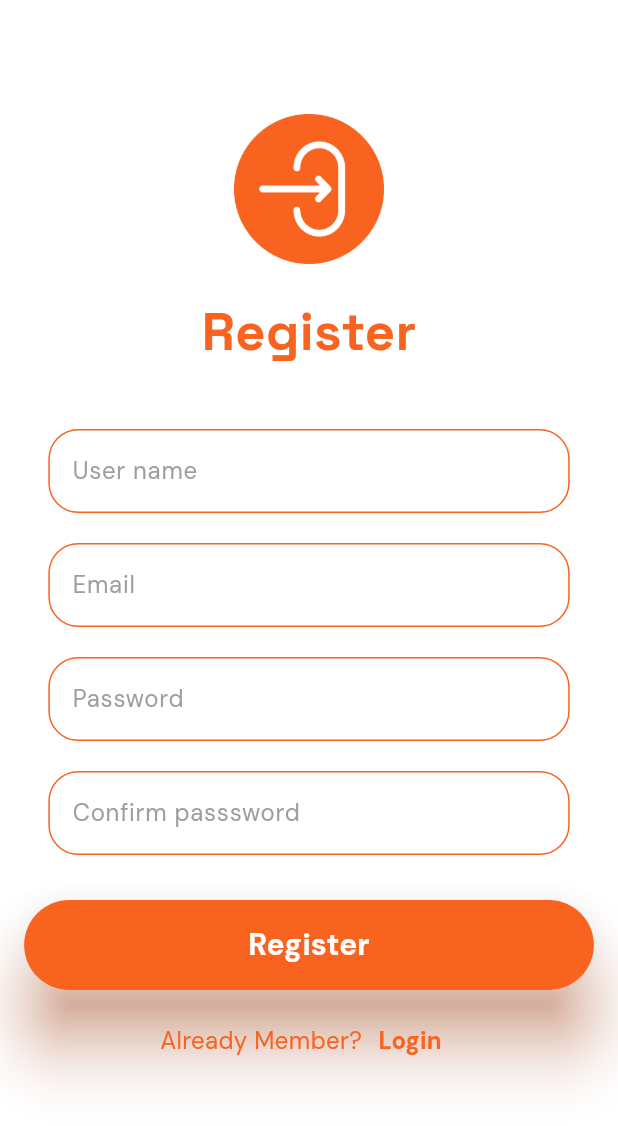
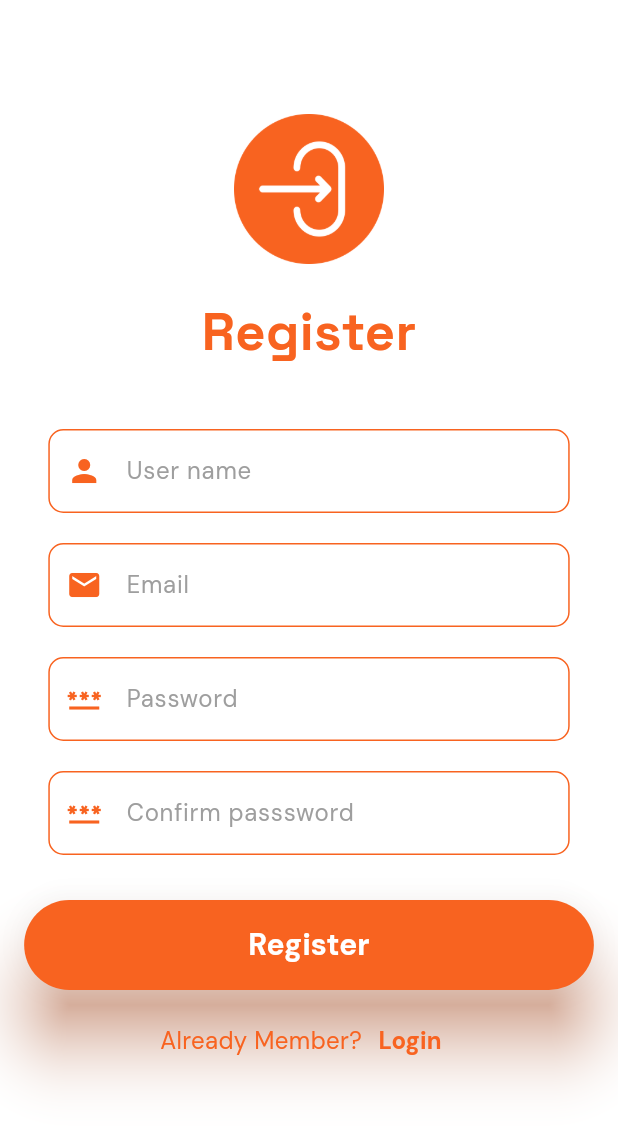
Before and after one commit to ItsJmartin/Library-app-backend, a Flutter app: the RegisterPage screen opened directly, on a phone screen of 412 x 824 dp. Shown: the top 1126 px of the screen. Run offline on Flutter 3.47's test engine with Material 3 defaults, Android fonts, the phone set to English and light mode, and no system bars; our stand-ins replace google_fonts.

Commit message:
dec update

```diff
--- a/lib/components/my_button.dart
+++ b/lib/components/my_button.dart
@@ -24,7 +24,7 @@ class MyButton extends StatelessWidget {
         child: ElevatedButton(
           style: ElevatedButton.styleFrom(
               shape: RoundedRectangleBorder(
-                  borderRadius: BorderRadius.circular(30)),
+                  borderRadius: BorderRadius.circular(10)),
               backgroundColor: Color(0xfff86320),
               elevation: 25),
           onPressed: onPressed,
--- a/lib/components/mytextfield.dart
+++ b/lib/components/mytextfield.dart
@@ -7,15 +7,17 @@ class MyTextfield extends StatelessWidget {
   final TextEditingController controller;
   final String? Function(String?)? validator;
   final TextInputType? keyboardType;
+  final Widget prefixIcon;
 
-  const MyTextfield(
-      {super.key,
-      required this.hintText, //for hint text
-      required this.obscureText, //for hiding password
-      required this.controller, //controller for email and password
-      required this.validator, // validator for form validation
-      required this.keyboardType //keyboard type
-      });
+  const MyTextfield({
+    super.key,
+    required this.hintText, //for hint text
+    required this.obscureText, //for hiding password
+    required this.controller, //controller for email and password
+    required this.validator, // validator for form validation
+    required this.keyboardType, //keyboard type
+    required this.prefixIcon, // prefix icon
+  });
 
   @override
   Widget build(BuildContext context) {
@@ -29,32 +31,33 @@ class MyTextfield extends StatelessWidget {
           style: GoogleFonts.dmSans(color: Colors.grey),
           decoration: InputDecoration(
             enabledBorder: OutlineInputBorder(
-              borderRadius: BorderRadius.circular(20),
+              borderRadius: BorderRadius.circular(10),
               borderSide: BorderSide(
                 color: Color(0xfff86320),
-                width: 1,
               ),
             ),
             focusedBorder: OutlineInputBorder(
-              borderRadius: BorderRadius.circular(20),
+              borderRadius: BorderRadius.circular(10),
               borderSide: BorderSide(
                 color: Color(0xfff86320),
-                width: 1,
+                width: 1.5,
               ),
             ),
             errorBorder: OutlineInputBorder(
-              borderRadius: BorderRadius.circular(20),
+              borderRadius: BorderRadius.circular(10),
               borderSide: BorderSide(
                 color: Colors.red.shade700,
-                width: 1,
+                width: 1.5,
               ),
             ),
             focusedErrorBorder: OutlineInputBorder(
-                borderRadius: BorderRadius.circular(20),
+                borderRadius: BorderRadius.circular(10),
                 borderSide: BorderSide(
                   color: Color(0xfff86320),
-                  width: 1,
+                  width: 1.5,
                 )),
+            prefixIcon: prefixIcon,
+            prefixIconColor: Color(0xfff86320),
             hintText: hintText,
             hintStyle: GoogleFonts.dmSans(color: Colors.grey),
           )),
--- a/lib/pages/home_page.dart
+++ b/lib/pages/home_page.dart
@@ -1,4 +1,4 @@
-import 'package:chat_app/auth/login_or_register.dart';
+import 'package:chat_app/services/auth/login_or_register.dart';
 import 'package:flutter/material.dart';
 import 'package:google_fonts/google_fonts.dart';
 
--- a/lib/pages/login_page.dart
+++ b/lib/pages/login_page.dart
@@ -70,6 +70,9 @@ class _LoginPageState extends State<LoginPage> {
 
                     // login textfield
                     MyTextfield(
+                      prefixIcon: Icon(
+                        Icons.email,
+                      ),
                       hintText: 'Email',
                       keyboardType: TextInputType.emailAddress,
                       obscureText: false,
@@ -91,6 +94,7 @@ class _LoginPageState extends State<LoginPage> {
 
                     // password textfield
                     MyTextfield(
+                      prefixIcon: Icon(Icons.password),
                       hintText: "Password",
                       obscureText: true,
                       controller: _emailController,
--- a/lib/pages/register_page.dart
+++ b/lib/pages/register_page.dart
@@ -67,6 +67,7 @@ class _RegisterPageState extends State<RegisterPage> {
 
                       // username textfield
                       MyTextfield(
+                        prefixIcon: Icon(Icons.person),
                         hintText: "User name",
                         obscureText: false,
                         controller: _usernameController,
@@ -86,6 +87,7 @@ class _RegisterPageState extends State<RegisterPage> {
 
                       // email textfield
                       MyTextfield(
+                        prefixIcon: Icon(Icons.email),
                         hintText: "Email",
                         obscureText: false,
                         controller: _emailController,
@@ -107,6 +109,7 @@ class _RegisterPageState extends State<RegisterPage> {
 
                       // password textField
                       MyTextfield(
+                        prefixIcon: Icon(Icons.password),
                         hintText: "Password",
                         obscureText: true,
                         controller: _passwordController,
@@ -125,6 +128,7 @@ class _RegisterPageState extends State<RegisterPage> {
 
                       // confirm password textfield
                       MyTextfield(
+                        prefixIcon: Icon(Icons.password),
                         hintText: "Confirm passsword",
                         obscureText: false,
                         controller: _confirmPassController,
@@ -219,18 +223,6 @@ class _RegisterPageState extends State<RegisterPage> {
                           ]),
 
                       SizedBox(height: 30), //gap between contents
-
-                      // ElevatedButton(
-                      //   onPressed: () {
-                      //     // Navigator.pop(context, (route) => LoginPage());
-                      //   },
-                      //   style: ElevatedButton.styleFrom(
-                      //       iconColor: Color(0xfff86320),
-                      //       backgroundColor: Color(0xffffffff),
-                      //       elevation: 15,
-                      //       shadowColor: Color(0xfff86320)),
-                      //   child: Icon(Icons.arrow_back_ios_new),
-                      // )
                     ]),
               ),
             ),
--- a/pubspec.yaml
+++ b/pubspec.yaml
@@ -37,7 +37,11 @@ dependencies:
   cupertino_icons: ^1.0.8
   google_fonts: ^6.2.1
   provider: ^6.1.2
-  http: ^1.2.2
+  firebase_core: ^3.8.1
+  firebase_auth: ^5.3.4
+  cloud_firestore: ^5.5.1
+
+
 
 
 dev_dependencies:
```
Also changed, not shown: lib/services/auth/login_or_register.dart (renamed from lib/auth/login_or_register.dart), pubspec.lock, 3 other files.
